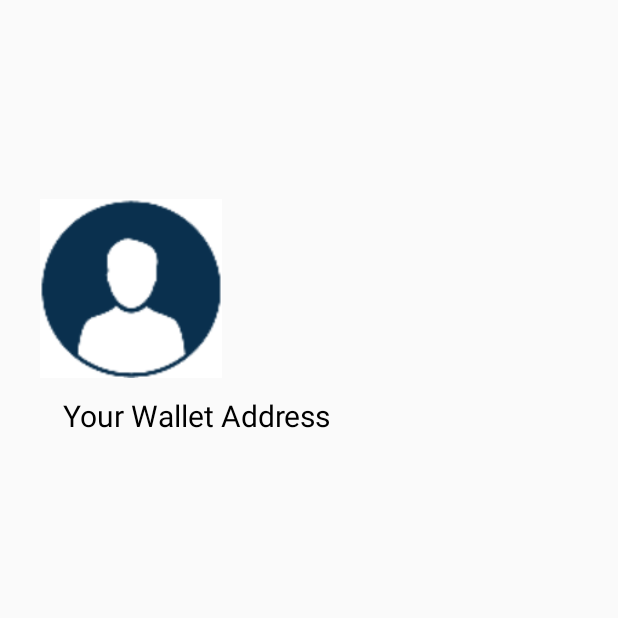
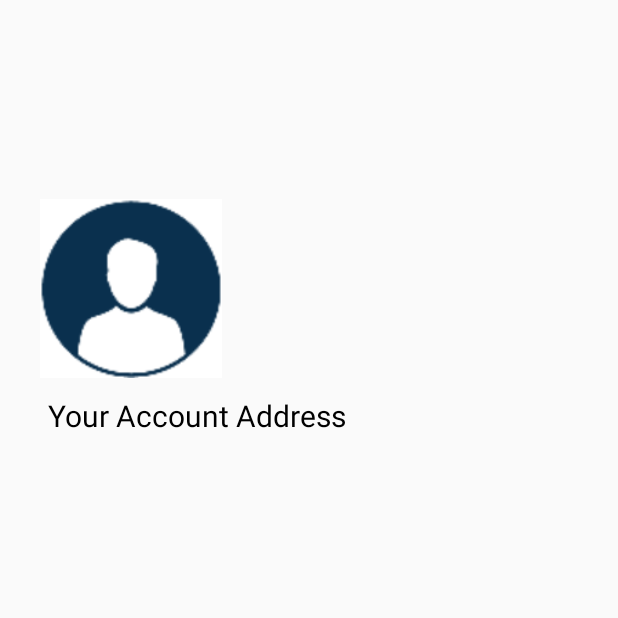
Before and after one commit to cyber-republic/ELAwaves, an Android app: the AccountInfoFragment screen opened through its navigation route, on a phone screen of 412 x 824 dp, the top half of it. Run offline under Robolectric (Android 15) with nearby library versions, the phone set to English and light mode, and no system bars; libraries missing offline, so code that uses them is left out: org.elastos.carrier; 5 statements that could not run were skipped.

Commit message:
GUI updates

```diff
--- a/app/src/main/java/cse/uta/elawaves/Fragments/AccountInfoFragment.java
+++ b/app/src/main/java/cse/uta/elawaves/Fragments/AccountInfoFragment.java
@@ -81,6 +81,9 @@ public class AccountInfoFragment extends Fragment{
         try{
             info = CarrierImplementation.getCarrier().getSelfInfo();
             name = info.getName();
+            if(name.isEmpty()) {
+                name = "Click to set name";
+            }
             user.setText(name);
             Bitmap bmp = encodeAsBitmap(CarrierImplementation.getCarrier().getAddress());
             qrCodePic.setImageBitmap(bmp);
--- a/app/src/main/res/layout/fragment_account_info.xml
+++ b/app/src/main/res/layout/fragment_account_info.xml
@@ -31,7 +31,7 @@
         android:layout_marginBottom="530dp"
         android:clickable="true"
         android:onClick="onClick"
-        android:textSize="30sp"
+        android:textSize="25sp"
         app:layout_constraintBottom_toBottomOf="parent"
         app:layout_constraintEnd_toEndOf="parent"
         app:layout_constraintStart_toStartOf="parent"
@@ -59,7 +59,7 @@
         android:layout_marginTop="246dp"
         android:layout_marginEnd="189dp"
         android:layout_marginBottom="460dp"
-        android:text="Your Wallet Address"
+        android:text="Your Account Address"
         android:textColor="@color/black"
         android:textSize="20sp"
         app:layout_constraintBottom_toBottomOf="parent"
--- a/app/src/main/res/values/strings.xml
+++ b/app/src/main/res/values/strings.xml
@@ -1,5 +1,5 @@
 <resources>
-    <string name="app_name">ELAWaves</string>
+    <string name="app_name">ELAwaves</string>
 
     <!-- TODO: Remove or change this placeholder text -->
     <string name="button_add_friend">Add Friend</string>
```
Also changed, not shown: app/src/main/res/layout/activity_main.xml (+13 -1 lines), 1 other file.
